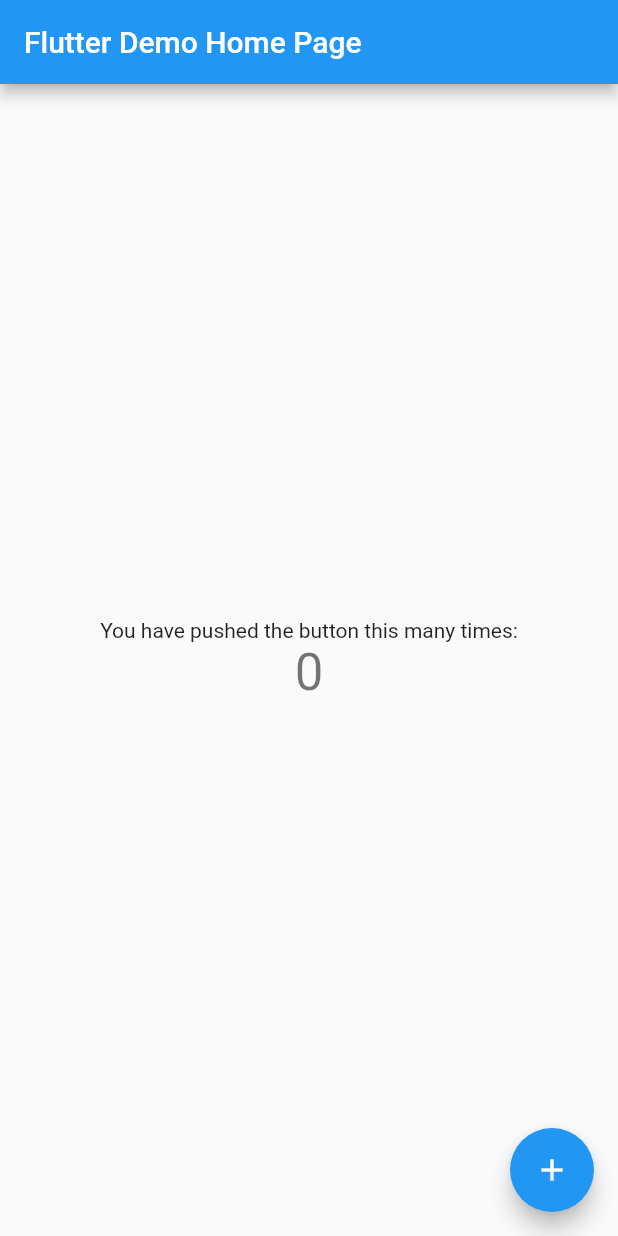
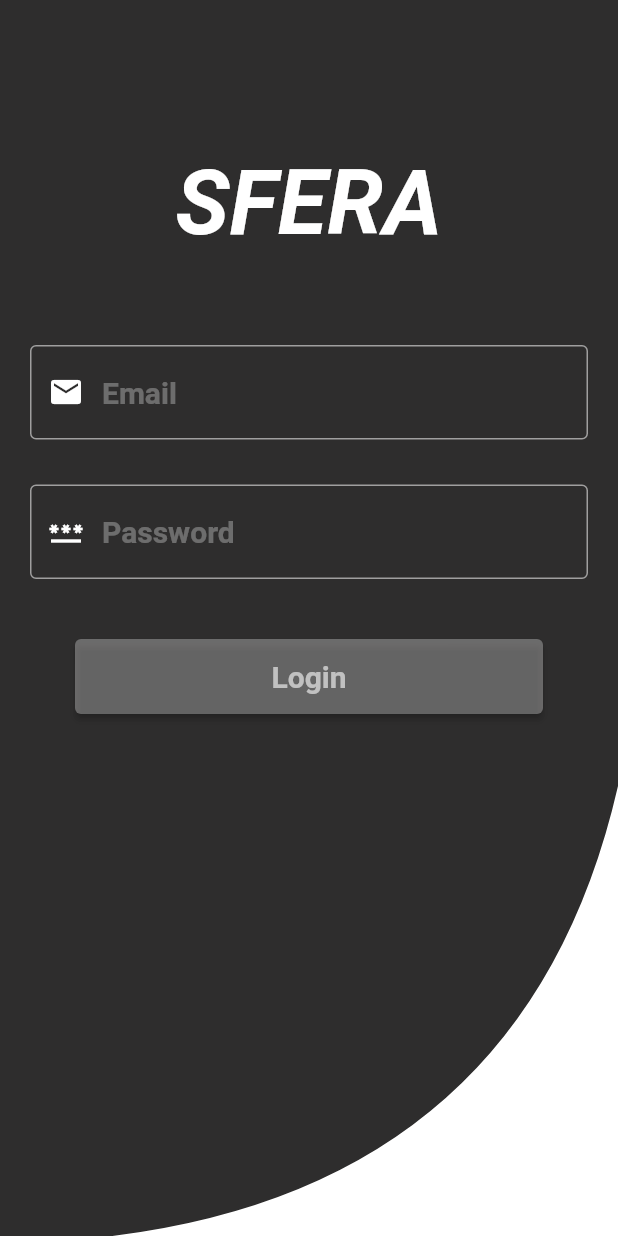
Before and after one commit to John-YFT/sfera_test_task, a Flutter app: the screen it shows after launch, on a phone screen of 412 x 824 dp. Run offline on Flutter 3.47's test engine with Material 2 defaults, Android fonts, the phone set to English and light mode, and no system bars.

Commit message:
New commit

```diff
--- /dev/null
+++ b/lib/forms/registration_form.dart
@@ -0,0 +1,201 @@
+
+import 'package:flutter/material.dart';
+
+class MyApp extends StatelessWidget {
+  const MyApp({super.key});
+
+  @override
+  Widget build(BuildContext context) {
+    return MaterialApp(
+      debugShowCheckedModeBanner: false,
+      home: HomeWidget(),
+    );
+  }
+}
+
+class HomeWidget extends StatefulWidget {
+  const HomeWidget({super.key});
+
+  @override
+  State<HomeWidget> createState() => _HomeWidgetState();
+}
+
+class _HomeWidgetState extends State<HomeWidget> {
+  TextEditingController _emailController = TextEditingController();
+  TextEditingController _passwordController = TextEditingController();
+
+  late String _email;
+  late String _password;
+
+  @override
+  Widget build(BuildContext context) {
+    Widget _logo() {
+      return Padding(
+        padding: const EdgeInsets.only(top: 100),
+        child: Container(
+          child: Align(
+            child: Text('SFERA',
+                style: TextStyle(
+                  color: Colors.white,
+                  fontSize: 60.0,
+                  fontWeight: FontWeight.bold,
+                  fontStyle: FontStyle.italic,
+                )),
+          ),
+        ),
+      );
+    }
+
+    Widget _input(Icon icon, String hint, TextEditingController controller,
+        bool obscure) {
+      return Container(
+        padding: EdgeInsets.only(left: 20, right: 20),
+        child: TextField(
+          controller: controller,
+          obscureText: obscure,
+          style: TextStyle(fontSize: 20, color: Colors.white),
+          decoration: InputDecoration(
+            hintStyle: TextStyle(
+              fontSize: 20.0,
+              fontWeight: FontWeight.bold,
+              color: Colors.white30,
+            ),
+            hintText: hint,
+            focusedBorder: OutlineInputBorder(
+              borderSide: BorderSide(
+                color: Colors.white,
+                width: 3,
+              ),
+            ),
+            enabledBorder: OutlineInputBorder(
+              borderSide: BorderSide(
+                color: Colors.white54,
+                width: 1,
+              ),
+            ),
+            prefixIcon: Padding(
+              padding: EdgeInsets.only(left: 10, right: 10),
+              child: IconTheme(
+                data: IconThemeData(color: Colors.white),
+                child: icon,
+              ),
+            ),
+          ),
+        ),
+      );
+    }
+
+    Widget _button(String text, void func()) {
+      return Padding(
+        padding: const EdgeInsets.only(right: 30),
+        child: ElevatedButton(
+          style: ElevatedButton.styleFrom(primary: Colors.white30),
+          child: Text(
+            text,
+            style: TextStyle(
+                fontSize: 20,
+                fontWeight: FontWeight.bold,
+                color: Colors.white60),
+          ),
+          onPressed: () {
+            func();
+          },
+        ),
+      );
+    }
+
+    Widget _form(String lable, void func()) {
+      return Padding(
+        padding: const EdgeInsets.only(top: 50),
+        child: Container(
+          child: Column(
+            children: <Widget>[
+              Padding(
+                padding: const EdgeInsets.only(bottom: 20, top: 10),
+                child:
+                    _input(Icon(Icons.email), 'Email', _emailController, false),
+              ),
+              Padding(
+                  padding: const EdgeInsets.only(bottom: 20, top: 10),
+                  child: _input(
+                    Icon(Icons.password),
+                    'Password',
+                    _passwordController,
+                    true,
+                  )),
+              SizedBox(
+                height: 20,
+              ),
+              Padding(
+                padding: const EdgeInsets.only(left: 50, right: 20),
+                child: Container(
+                  height: 50,
+                  width: MediaQuery.of(context).size.width,
+                  child: _button(lable, func),
+                ),
+              ),
+            ],
+          ),
+        ),
+      );
+    }
+
+    void _loginUser() {
+      _email = _emailController.text;
+      _password = _passwordController.text;
+
+      _emailController.clear();
+      _passwordController.clear();
+    }
+
+    Widget _bottomWave() {
+      return Expanded(
+        child: Align(
+          child: ClipPath(
+            child: Container(
+              color: Colors.white,
+              height: 300,
+            ),
+            clipper: BottomWaveClipper(),
+          ),
+          alignment: Alignment.bottomCenter,
+        ),
+      );
+    }
+
+    return Scaffold(
+      backgroundColor: Color.fromARGB(221, 14, 13, 13),
+      body: Column(
+        children: <Widget>[
+          _logo(),
+          _form(
+            'Login',
+            () {
+              _loginUser();
+            },
+          ),
+          _bottomWave(),
+        ],
+      ),
+    );
+  }
+}
+
+class BottomWaveClipper extends CustomClipper<Path> {
+  @override
+  Path getClip(Size size) {
+    var path = Path();
+    path.moveTo(size.width, 0.0);
+    path.lineTo(size.width, size.height);
+    path.lineTo(0.0, size.height);
+    path.lineTo(0.0, size.height + 5);
+    var secondControlPoint = Offset(size.width - (size.width / 6), size.height);
+    var secondEndPoint = Offset(size.width, 0.0);
+    path.quadraticBezierTo(secondControlPoint.dx, secondControlPoint.dy,
+        secondEndPoint.dx, secondEndPoint.dy);
+    return path;
+  }
+
+  @override
+  bool shouldReclip(CustomClipper<Path> oldClipper) => false;
+}
--- a/lib/main.dart
+++ b/lib/main.dart
@@ -1,115 +1,6 @@
 import 'package:flutter/material.dart';
+import 'package:sfera_test_task/forms/registration_form.dart';
 
 void main() {
   runApp(const MyApp());
 }
-
-class MyApp extends StatelessWidget {
-  const MyApp({super.key});
-
-  // This widget is the root of your application.
-  @override
-  Widget build(BuildContext context) {
-    return MaterialApp(
-      title: 'Flutter Demo',
-      theme: ThemeData(
-        // This is the theme of your application.
-        //
-        // Try running your application with "flutter run". You'll see the
-        // application has a blue toolbar. Then, without quitting the app, try
-        // changing the primarySwatch below to Colors.green and then invoke
-        // "hot reload" (press "r" in the console where you ran "flutter run",
-        // or simply save your changes to "hot reload" in a Flutter IDE).
-        // Notice that the counter didn't reset back to zero; the application
-        // is not restarted.
-        primarySwatch: Colors.blue,
-      ),
-      home: const MyHomePage(title: 'Flutter Demo Home Page'),
-    );
-  }
-}
-
-class MyHomePage extends StatefulWidget {
-  const MyHomePage({super.key, required this.title});
-
-  // This widget is the home page of your application. It is stateful, meaning
-  // that it has a State object (defined below) that contains fields that affect
-  // how it looks.
-
-  // This class is the configuration for the state. It holds the values (in this
-  // case the title) provided by the parent (in this case the App widget) and
-  // used by the build method of the State. Fields in a Widget subclass are
-  // always marked "final".
-
-  final String title;
-
-  @override
-  State<MyHomePage> createState() => _MyHomePageState();
-}
-
-class _MyHomePageState extends State<MyHomePage> {
-  int _counter = 0;
-
-  void _incrementCounter() {
-    setState(() {
-      // This call to setState tells the Flutter framework that something has
-      // changed in this State, which causes it to rerun the build method below
-      // so that the display can reflect the updated values. If we changed
-      // _counter without calling setState(), then the build method would not be
-      // called again, and so nothing would appear to happen.
-      _counter++;
-    });
-  }
-
-  @override
-  Widget build(BuildContext context) {
-    // This method is rerun every time setState is called, for instance as done
-    // by the _incrementCounter method above.
-    //
-    // The Flutter framework has been optimized to make rerunning build methods
-    // fast, so that you can just rebuild anything that needs updating rather
-    // than having to individually change instances of widgets.
-    return Scaffold(
-      appBar: AppBar(
-        // Here we take the value from the MyHomePage object that was created by
-        // the App.build method, and use it to set our appbar title.
-        title: Text(widget.title),
-      ),
-      body: Center(
-        // Center is a layout widget. It takes a single child and positions it
-        // in the middle of the parent.
-        child: Column(
-          // Column is also a layout widget. It takes a list of children and
-          // arranges them vertically. By default, it sizes itself to fit its
-          // children horizontally, and tries to be as tall as its parent.
-          //
-          // Invoke "debug painting" (press "p" in the console, choose the
-          // "Toggle Debug Paint" action from the Flutter Inspector in Android
-          // Studio, or the "Toggle Debug Paint" command in Visual Studio Code)
-          // to see the wireframe for each widget.
-          //
-          // Column has various properties to control how it sizes itself and
-          // how it positions its children. Here we use mainAxisAlignment to
-          // center the children vertically; the main axis here is the vertical
-          // axis because Columns are vertical (the cross axis would be
-          // horizontal).
-          mainAxisAlignment: MainAxisAlignment.center,
-          children: <Widget>[
-            const Text(
-              'You have pushed the button this many times:',
-            ),
-            Text(
-              '$_counter',
-              style: Theme.of(context).textTheme.headline4,
-            ),
-          ],
-        ),
-      ),
-      floatingActionButton: FloatingActionButton(
-        onPressed: _incrementCounter,
-        tooltip: 'Increment',
-        child: const Icon(Icons.add),
-      ), // This trailing comma makes auto-formatting nicer for build methods.
-    );
-  }
-}
```
Also changed, not shown: 1 other file.
